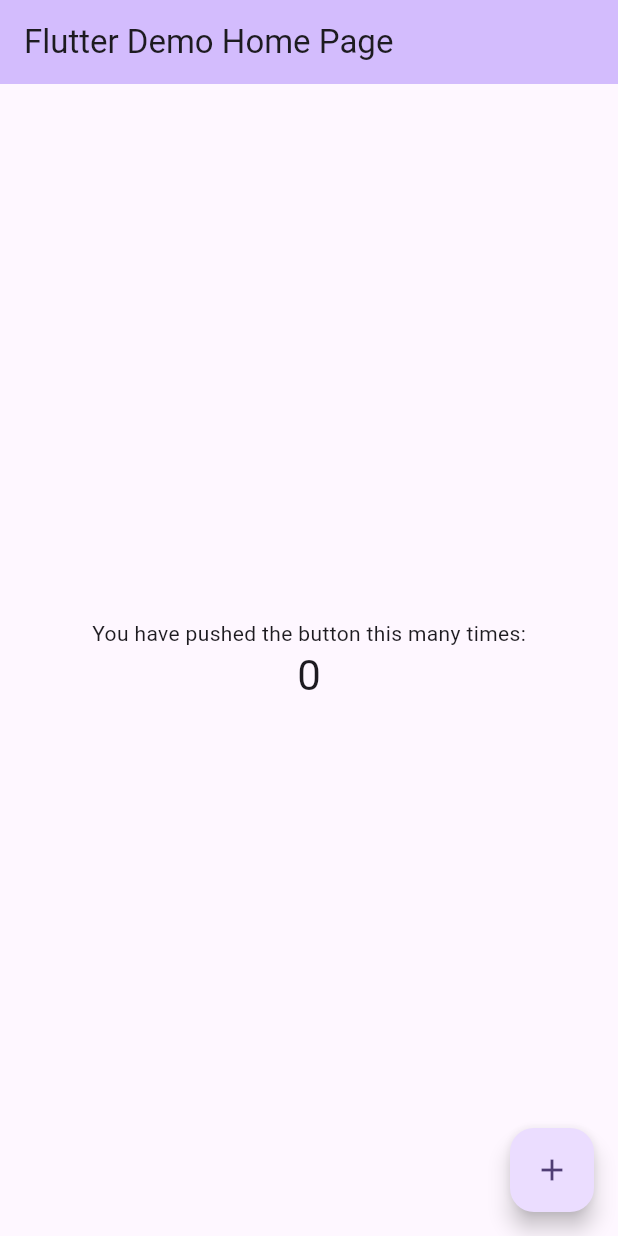
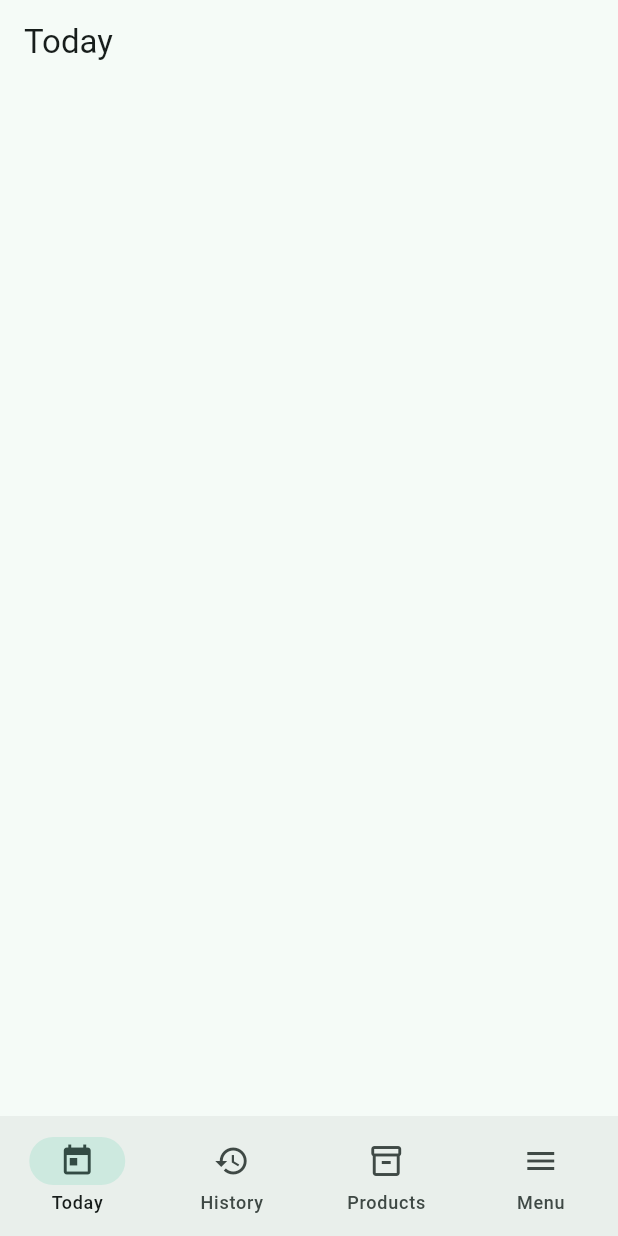
Before and after one commit to ArbitroDev/ProteinCalculator, a Flutter app: the screen it shows after launch, on a phone screen of 412 x 824 dp. Run offline on Flutter 3.47's test engine with Material 3 defaults, Android fonts, the phone set to English and light mode, and no system bars; our stand-ins replace flutter_riverpod, go_router; generated files the repository leaves out were written again.

Commit message:
feat: add app foundation
Bottom navigation with the four main tabs, French and English localization
following the device language, placeholder theme, and automated checks on
pull requests: formatting, analysis, tests and Conventional Commits titles.

```diff
--- /dev/null
+++ b/l10n.yaml
@@ -0,0 +1,4 @@
+arb-dir: lib/l10n
+template-arb-file: app_fr.arb
+output-localization-file: app_localizations.dart
+nullable-getter: false
--- /dev/null
+++ b/lib/app.dart
@@ -0,0 +1,32 @@
+import 'package:flutter/material.dart';
+import 'package:flutter_riverpod/flutter_riverpod.dart';
+import 'package:protein_calculator/core/router.dart';
+import 'package:protein_calculator/core/theme.dart';
+import 'package:protein_calculator/l10n/app_localizations.dart';
+
+class ProteinCalculatorApp extends ConsumerWidget {
+  const ProteinCalculatorApp({super.key});
+
+  @override
+  Widget build(BuildContext context, WidgetRef ref) {
+    return MaterialApp.router(
+      onGenerateTitle: (context) => AppLocalizations.of(context).appTitle,
+      theme: AppTheme.light,
+      darkTheme: AppTheme.dark,
+      localizationsDelegates: AppLocalizations.localizationsDelegates,
+      supportedLocales: AppLocalizations.supportedLocales,
+      localeListResolutionCallback: resolveLocale,
+      routerConfig: ref.watch(routerProvider),
+    );
+  }
+}
+
+/// Picks the first device language the app supports, English otherwise.
+Locale resolveLocale(List<Locale>? preferred, Iterable<Locale> supported) {
+  for (final locale in preferred ?? const <Locale>[]) {
+    for (final candidate in supported) {
+      if (candidate.languageCode == locale.languageCode) return candidate;
+    }
+  }
+  return const Locale('en');
+}
--- /dev/null
+++ b/lib/core/home_shell.dart
@@ -0,0 +1,46 @@
+import 'package:flutter/material.dart';
+import 'package:go_router/go_router.dart';
+import 'package:protein_calculator/l10n/app_localizations.dart';
+
+/// Bottom navigation scaffold shared by the four main tabs.
+class HomeShell extends StatelessWidget {
+  const HomeShell({super.key, required this.navigationShell});
+
+  final StatefulNavigationShell navigationShell;
+
+  @override
+  Widget build(BuildContext context) {
+    final l10n = AppLocalizations.of(context);
+    return Scaffold(
+      body: navigationShell,
+      bottomNavigationBar: NavigationBar(
+        selectedIndex: navigationShell.currentIndex,
+        // Tapping the active tab again brings it back to its root page.
+        onDestinationSelected: (index) => navigationShell.goBranch(
+          index,
+          initialLocation: index == navigationShell.currentIndex,
+        ),
+        destinations: [
+          NavigationDestination(
+            icon: const Icon(Icons.today_outlined),
+            selectedIcon: const Icon(Icons.today),
+            label: l10n.tabToday,
+          ),
+          NavigationDestination(
+            icon: const Icon(Icons.history),
+            label: l10n.tabHistory,
+          ),
+          NavigationDestination(
+            icon: const Icon(Icons.inventory_2_outlined),
+            selectedIcon: const Icon(Icons.inventory_2),
+            label: l10n.tabProducts,
+          ),
+          NavigationDestination(
+            icon: const Icon(Icons.menu),
+            label: l10n.tabMenu,
+          ),
+        ],
+      ),
+    );
+  }
+}
--- /dev/null
+++ b/lib/core/router.dart
@@ -0,0 +1,62 @@
+import 'package:flutter_riverpod/flutter_riverpod.dart';
+import 'package:go_router/go_router.dart';
+import 'package:protein_calculator/core/home_shell.dart';
+import 'package:protein_calculator/features/history/history_page.dart';
+import 'package:protein_calculator/features/menu/menu_page.dart';
+import 'package:protein_calculator/features/products/products_page.dart';
+import 'package:protein_calculator/features/today/today_page.dart';
+
+abstract final class AppRoutes {
+  static const today = '/today';
+  static const history = '/history';
+  static const products = '/products';
+  static const menu = '/menu';
+}
+
+final routerProvider = Provider<GoRouter>((ref) {
+  final router = GoRouter(
+    initialLocation: AppRoutes.today,
+    routes: [
+      StatefulShellRoute.indexedStack(
+        builder: (context, state, navigationShell) =>
+            HomeShell(navigationShell: navigationShell),
+        branches: [
+          StatefulShellBranch(
+            routes: [
+              GoRoute(
+                path: AppRoutes.today,
+                builder: (context, state) => const TodayPage(),
+              ),
+            ],
+          ),
+          StatefulShellBranch(
+            routes: [
+              GoRoute(
+                path: AppRoutes.history,
+                builder: (context, state) => const HistoryPage(),
+              ),
+            ],
+          ),
+          StatefulShellBranch(
+            routes: [
+              GoRoute(
+                path: AppRoutes.products,
+                builder: (context, state) => const ProductsPage(),
+              ),
+            ],
+          ),
+          StatefulShellBranch(
+            routes: [
+              GoRoute(
+                path: AppRoutes.menu,
+                builder: (context, state) => const MenuPage(),
+              ),
+            ],
+          ),
+        ],
+      ),
+    ],
+  );
+  ref.onDispose(router.dispose);
+  return router;
+});
--- /dev/null
+++ b/lib/core/theme.dart
@@ -0,0 +1,17 @@
+import 'package:flutter/material.dart';
+
+/// Placeholder theme until the visual identity is defined.
+abstract final class AppTheme {
+  static const _seed = Color(0xFF2E7D6B);
+
+  static final ThemeData light = ThemeData(
+    colorScheme: ColorScheme.fromSeed(seedColor: _seed),
+  );
+
+  static final ThemeData dark = ThemeData(
+    colorScheme: ColorScheme.fromSeed(
+      seedColor: _seed,
+      brightness: Brightness.dark,
+    ),
+  );
+}
--- /dev/null
+++ b/lib/features/today/today_page.dart
@@ -0,0 +1,13 @@
+import 'package:flutter/material.dart';
+import 'package:protein_calculator/l10n/app_localizations.dart';
+
+class TodayPage extends StatelessWidget {
+  const TodayPage({super.key});
+
+  @override
+  Widget build(BuildContext context) {
+    return Scaffold(
+      appBar: AppBar(title: Text(AppLocalizations.of(context).tabToday)),
+    );
+  }
+}
--- /dev/null
+++ b/lib/l10n/app_en.arb
@@ -0,0 +1,8 @@
+{
+  "@@locale": "en",
+  "appTitle": "Protein Calculator",
+  "tabToday": "Today",
+  "tabHistory": "History",
+  "tabProducts": "Products",
+  "tabMenu": "Menu"
+}
--- /dev/null
+++ b/lib/l10n/app_fr.arb
@@ -0,0 +1,23 @@
+{
+  "@@locale": "fr",
+  "appTitle": "Protein Calculator",
+  "@appTitle": {
+    "description": "Application name."
+  },
+  "tabToday": "Aujourd'hui",
+  "@tabToday": {
+    "description": "Bottom navigation label of the today tab."
+  },
+  "tabHistory": "Historique",
+  "@tabHistory": {
+    "description": "Bottom navigation label of the history tab."
+  },
+  "tabProducts": "Produits",
+  "@tabProducts": {
+    "description": "Bottom navigation label of the products tab."
+  },
+  "tabMenu": "Menu",
+  "@tabMenu": {
+    "description": "Bottom navigation label of the menu tab."
+  }
+}
--- a/lib/main.dart
+++ b/lib/main.dart
@@ -1,122 +1,7 @@
 import 'package:flutter/material.dart';
+import 'package:flutter_riverpod/flutter_riverpod.dart';
+import 'package:protein_calculator/app.dart';
 
 void main() {
-  runApp(const MyApp());
+  runApp(const ProviderScope(child: ProteinCalculatorApp()));
 }
-
-class MyApp extends StatelessWidget {
-  const MyApp({super.key});
-
-  // This widget is the root of your application.
-  @override
-  Widget build(BuildContext context) {
-    return MaterialApp(
-      title: 'Flutter Demo',
-      theme: ThemeData(
-        // This is the theme of your application.
-        //
-        // TRY THIS: Try running your application with "flutter run". You'll see
-        // the application has a purple toolbar. Then, without quitting the app,
-        // try changing the seedColor in the colorScheme below to Colors.green
-        // and then invoke "hot reload" (save your changes or press the "hot
-        // reload" button in a Flutter-supported IDE, or press "r" if you used
-        // the command line to start the app).
-        //
-        // Notice that the counter didn't reset back to zero; the application
-        // state is not lost during the reload. To reset the state, use hot
-        // restart instead.
-        //
-        // This works for code too, not just values: Most code changes can be
-        // tested with just a hot reload.
-        colorScheme: .fromSeed(seedColor: Colors.deepPurple),
-      ),
-      home: const MyHomePage(title: 'Flutter Demo Home Page'),
-    );
-  }
-}
-
-class MyHomePage extends StatefulWidget {
-  const MyHomePage({super.key, required this.title});
-
-  // This widget is the home page of your application. It is stateful, meaning
-  // that it has a State object (defined below) that contains fields that affect
-  // how it looks.
-
-  // This class is the configuration for the state. It holds the values (in this
-  // case the title) provided by the parent (in this case the App widget) and
-  // used by the build method of the State. Fields in a Widget subclass are
-  // always marked "final".
-
-  final String title;
-
-  @override
-  State<MyHomePage> createState() => _MyHomePageState();
-}
-
-class _MyHomePageState extends State<MyHomePage> {
-  int _counter = 0;
-
-  void _incrementCounter() {
-    setState(() {
-      // This call to setState tells the Flutter framework that something has
-      // changed in this State, which causes it to rerun the build method below
-      // so that the display can reflect the updated values. If we changed
-      // _counter without calling setState(), then the build method would not be
-      // called again, and so nothing would appear to happen.
-      _counter++;
-    });
-  }
-
-  @override
-  Widget build(BuildContext context) {
-    // This method is rerun every time setState is called, for instance as done
-    // by the _incrementCounter method above.
-    //
-    // The Flutter framework has been optimized to make rerunning build methods
-    // fast, so that you can just rebuild anything that needs updating rather
-    // than having to individually change instances of widgets.
-    return Scaffold(
-      appBar: AppBar(
-        // TRY THIS: Try changing the color here to a specific color (to
-        // Colors.amber, perhaps?) and trigger a hot reload to see the AppBar
-        // change color while the other colors stay the same.
-        backgroundColor: Theme.of(context).colorScheme.inversePrimary,
-        // Here we take the value from the MyHomePage object that was created by
-        // the App.build method, and use it to set our appbar title.
-        title: Text(widget.title),
-      ),
-      body: Center(
-        // Center is a layout widget. It takes a single child and positions it
-        // in the middle of the parent.
-        child: Column(
-          // Column is also a layout widget. It takes a list of children and
-          // arranges them vertically. By default, it sizes itself to fit its
-          // children horizontally, and tries to be as tall as its parent.
-          //
-          // Column has various properties to control how it sizes itself and
-          // how it positions its children. Here we use mainAxisAlignment to
-          // center the children vertically; the main axis here is the vertical
-          // axis because Columns are vertical (the cross axis would be
-          // horizontal).
-          //
-          // TRY THIS: Invoke "debug painting" (choose the "Toggle Debug Paint"
-          // action in the IDE, or press "p" in the console), to see the
-          // wireframe for each widget.
-          mainAxisAlignment: .center,
-          children: [
-            const Text('You have pushed the button this many times:'),
-            Text(
-              '$_counter',
-              style: Theme.of(context).textTheme.headlineMedium,
-            ),
-          ],
-        ),
-      ),
-      floatingActionButton: FloatingActionButton(
-        onPressed: _incrementCounter,
-        tooltip: 'Increment',
-        child: const Icon(Icons.add),
-      ),
-    );
-  }
-}
```
Also changed, not shown: lib/features/history/history_page.dart (added, +13 -0 lines), lib/features/menu/menu_page.dart (added, +13 -0 lines), lib/features/products/products_page.dart (added, +13 -0 lines), pubspec.yaml (+9 -72 lines), pubspec.lock, 10 other files.
